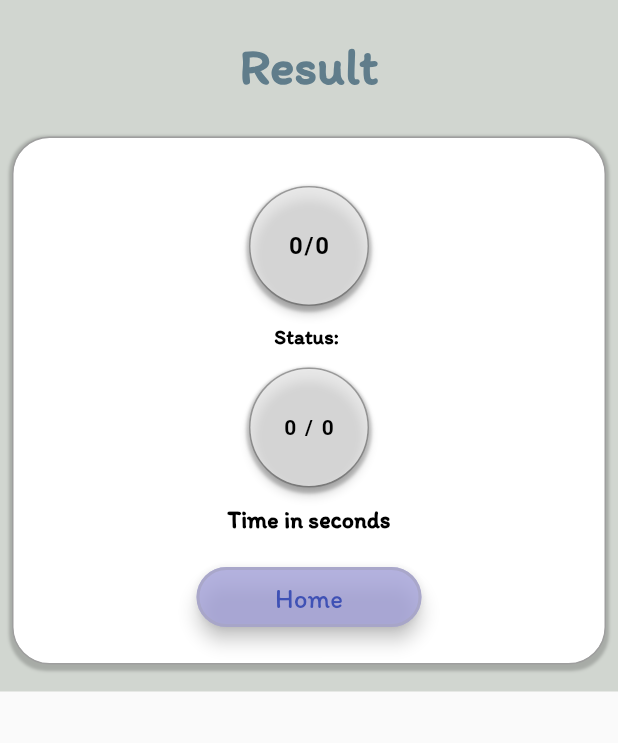
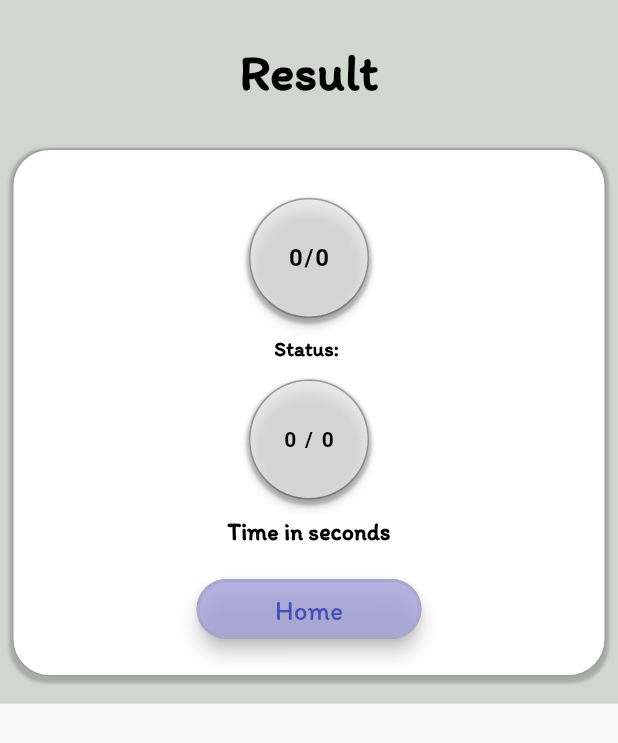
Before and after one commit to msulemanjaved82/quizapp5m223, a Flutter app: the ResultPage screen opened directly with empty values, on a phone screen of 412 x 824 dp. Shown: the top 743 px of the screen. Run offline on Flutter 3.47's test engine with Material 2 defaults, Android fonts, the phone set to English and light mode, and no system bars.

Commit message:
Designing Commit

```diff
--- a/quiz_app/lib/screens/resultScreen.dart
+++ b/quiz_app/lib/screens/resultScreen.dart
@@ -44,13 +44,13 @@ class ResultPage extends StatelessWidget {
               children: [
                 Container(
                   width: double.infinity,
-                  padding: const EdgeInsets.all(16),
+                  padding: const EdgeInsets.all(20),
                   child: Center(
                     child: Text(
                       'Result',
                       style: TextStyle(
                         fontFamily: 'Itim',
-                        color: Colors.blueGrey,
+                        color: Colors.black,
                         fontSize: 34.0,
                         fontWeight: FontWeight.w600,
                       ),
```
